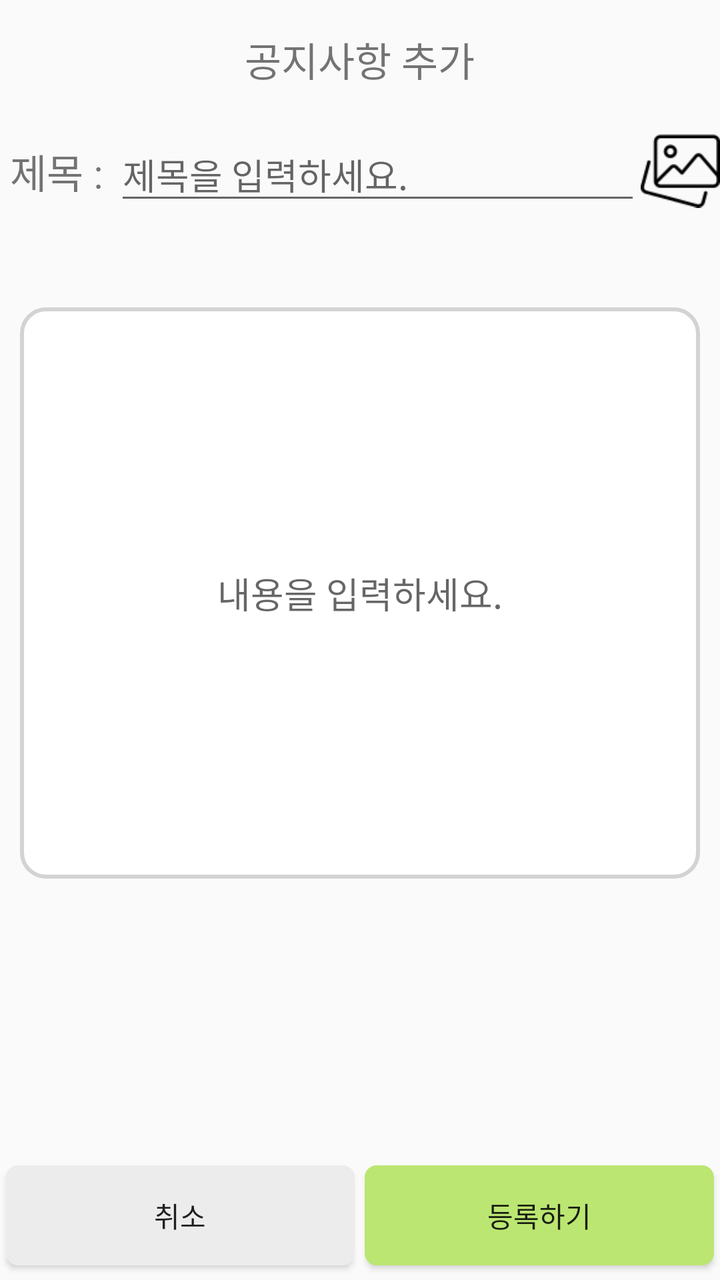
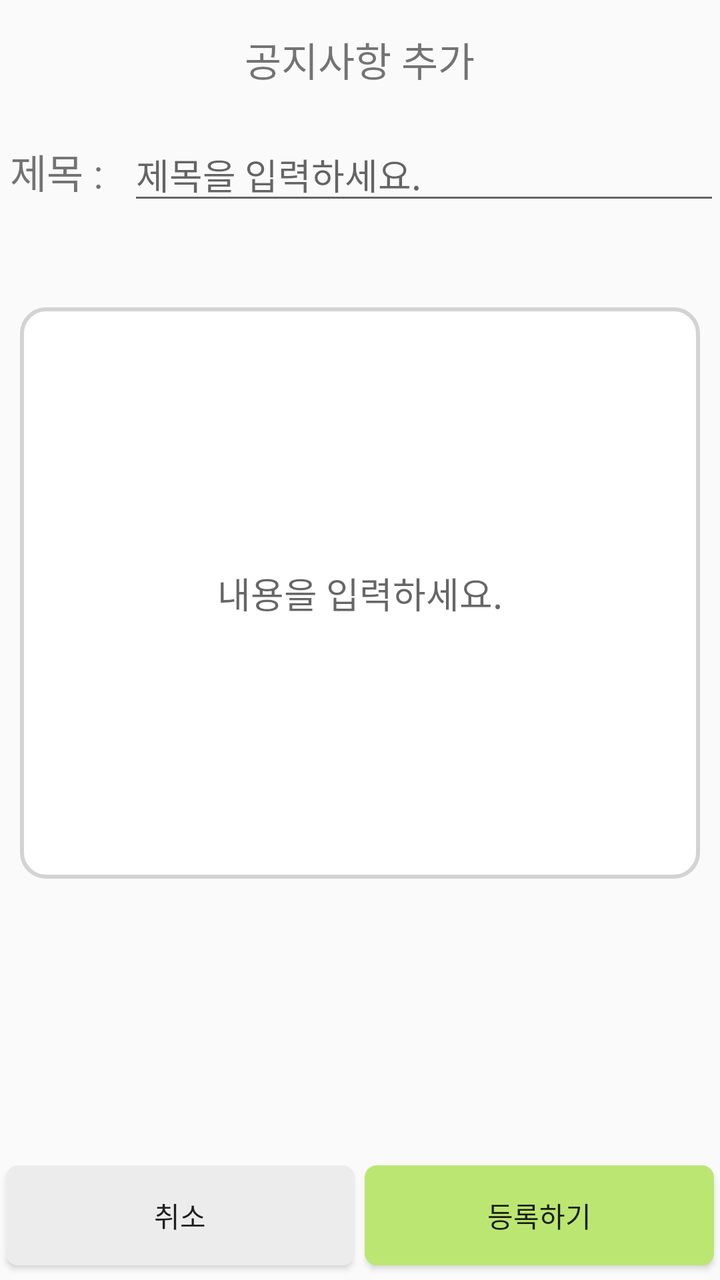

Two renders of the same Android screen: before a commit and after it. Below are the layout's source before the change and the commit's diff.
<!-- AndroidManifest.xml: application theme Theme.AppCompat.Light.DarkActionBar -->
<!-- res/layout/activity_add_notice.xml -->
<?xml version="1.0" encoding="utf-8"?>
<LinearLayout xmlns:android="http://schemas.android.com/apk/res/android"
    android:layout_width="match_parent"
    android:layout_marginRight="5dp"
    android:layout_marginLeft="5dp"
    android:layout_height="match_parent"
    android:orientation="vertical">

    <TextView
        android:layout_width="wrap_content"
        android:layout_height="0dp"
        android:layout_weight="0.3"
        android:layout_gravity="center"
        android:textSize="20dp"
        android:layout_margin="15dp"
        android:text="공지사항 추가"/>

    <LinearLayout
        android:layout_width="match_parent"
        android:layout_height="0dp"
        android:layout_weight="0.7"
        android:orientation="horizontal">

        <TextView
            android:layout_marginLeft="5dp"
            android:layout_width="0dp"
            android:layout_height="wrap_content"
            android:layout_weight="0.4"
            android:textSize="20dp"
            android:text="제목 : "/>

        <EditText
            android:id="@+id/nTitle"
            android:layout_width="0dp"
            android:layout_weight="2"
            android:layout_height="wrap_content"
            android:hint="제목을 입력하세요."/>

        <ImageView
            android:layout_width="0dp"
            android:layout_height="40dp"
            android:layout_weight="0.3"
            android:layout_gravity="right"
            android:src="@drawable/imageg" />

    </LinearLayout>

    <EditText
        android:id="@+id/nCont"
        android:background="@drawable/e_round"
        android:layout_marginTop="10dp"
        android:layout_margin="10dp"
        android:layout_width="match_parent"
        android:layout_weight="2.5"
        android:layout_height="0dp"
        android:gravity="center"
        android:hint="내용을 입력하세요."/>
    <LinearLayout
        android:layout_width="match_parent"
        android:layout_height="0dp"
        android:layout_weight="1"/>
    <TextView
        android:layout_width="match_parent"
        android:layout_height="wrap_content"
        android:id="@+id/e"/>
    <LinearLayout
        android:layout_width="match_parent"
        android:layout_height="0dp"
        android:layout_weight="0.5">
        <Button
            android:layout_marginLeft="3dp"
            android:layout_marginRight="5dp"
            android:onClick="reBack"
            android:background="@drawable/btn_re"
            android:layout_width="0dp"
            android:layout_weight="1"
            android:layout_height="50dp"
            android:layout_gravity="left"
            android:text="취소"/>

        <Button
            android:onClick="updateN"
            android:background="@drawable/btn_ba"
            android:layout_width="0dp"
            android:layout_weight="1"
            android:layout_height="50dp"
            android:layout_marginRight="3dp"
            android:layout_gravity="end"
            android:text="등록하기" />

    </LinearLayout>
</LinearLayout>
<!-- resources referenced by this layout -->
<resources>
  <!-- drawable btn_ba (drawable) -->
  <?xml version="1.0" encoding="utf-8"?>
  <shape xmlns:android="http://schemas.android.com/apk/res/android">
  
      <solid android:color="#BCE672"/>
  
      <stroke
          android:width="2dp"
          android:color="#BCE672"/>
      <corners
          android:topLeftRadius="5dp"
          android:topRightRadius="5dp"
          android:bottomLeftRadius="5dp"
          android:bottomRightRadius="5dp" />
  
  </shape>
  <!-- drawable btn_re (drawable) -->
  <?xml version="1.0" encoding="utf-8"?>
  <shape xmlns:android="http://schemas.android.com/apk/res/android">
  
      <solid android:color="#ececec"/>
  
      <stroke
          android:width="2dp"
          android:color="#ececec"/>
      <corners
          android:topLeftRadius="5dp"
          android:topRightRadius="5dp"
          android:bottomLeftRadius="5dp"
          android:bottomRightRadius="5dp" />
  
  </shape>
  <!-- drawable e_round (drawable) -->
  <?xml version="1.0" encoding="utf-8"?>
  <shape xmlns:android="http://schemas.android.com/apk/res/android"
      android:padding="10dp"
      android:shape="rectangle">
  
      <stroke android:width="2dp"
          android:color="#d3d3d3"/>
  
      <solid android:color="#ffffff"/>
      <corners
          android:topRightRadius="12dp"
          android:bottomLeftRadius="12dp"
          android:bottomRightRadius="12dp"
          android:topLeftRadius="12dp"/>
  
  </shape>
  <!-- drawable imageg: png bitmap (drawable-xhdpi, 1653 bytes) -->
</resources>

<!-- the commit's change to res/layout/activity_add_notice.xml (unified diff, before → after) -->
@@ -36,12 +36,6 @@
             android:layout_height="wrap_content"
             android:hint="제목을 입력하세요."/>
 
-        <ImageView
-            android:layout_width="0dp"
-            android:layout_height="40dp"
-            android:layout_weight="0.3"
-            android:layout_gravity="right"
-            android:src="@drawable/imageg" />
 
     </LinearLayout>
 
<!-- resource entries referenced after the edit -->
@@ -49,6 +49,5 @@
           android:topLeftRadius="12dp"/>
   
   </shape>
-  <!-- drawable imageg: png bitmap (drawable-xhdpi, 1653 bytes) -->
 </resources>
 
